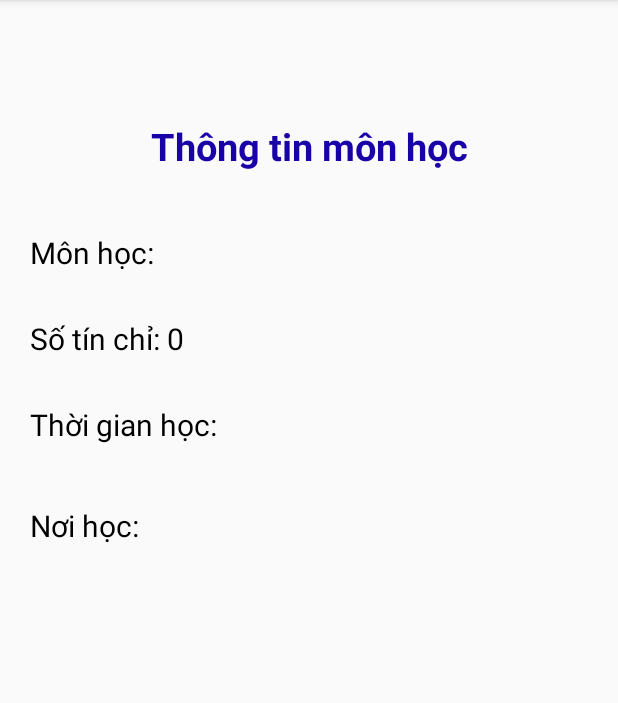
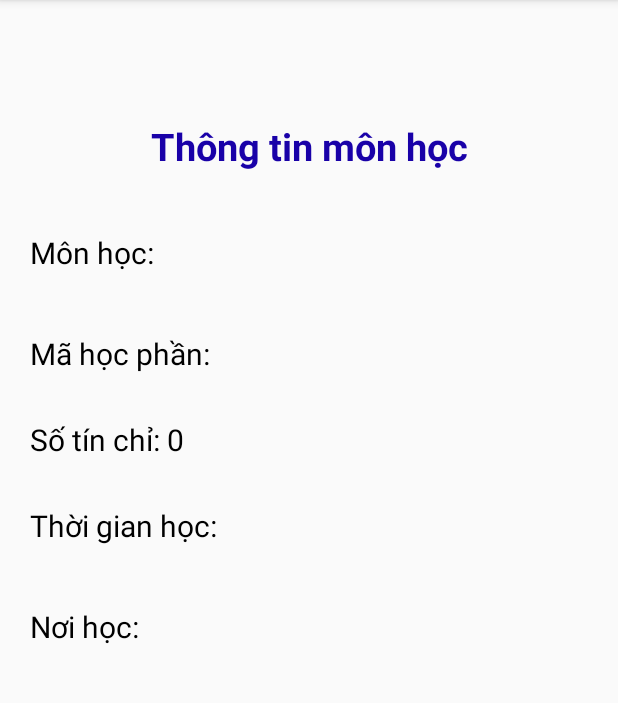
Before and after one commit to iFrancez/QUAN_LI_SINH_VIEN_MB, an Android app: the ActivitySubjectInformation screen opened directly, with no data from a screen before it, on a phone screen of 412 x 824 dp, the part 84-787 px from its top. Run offline under Robolectric (Android 15) with nearby library versions, the phone set to English and light mode, and no system bars.

Commit message:
add course code for Subject

```diff
--- a/app/src/main/java/com/example/quan_li_sinh_vien/ActivitySubjectInformation.java
+++ b/app/src/main/java/com/example/quan_li_sinh_vien/ActivitySubjectInformation.java
@@ -9,7 +9,7 @@ import android.widget.TextView;
 
 public class ActivitySubjectInformation extends AppCompatActivity {
 
-    TextView editTitle, editCredit, editTime, editPlace;
+    TextView editTitle, editCredit, editTime, editPlace,editCode;
 
     @Override
     protected void onCreate(Bundle savedInstanceState) {
@@ -20,16 +20,19 @@ public class ActivitySubjectInformation extends AppCompatActivity {
         editPlace = findViewById(R.id.txtSubjectPlace);
         editTitle = findViewById(R.id.txtSubjectTitle);
         editTime = findViewById(R.id.txtSubjectTime);
+        editCode = findViewById(R.id.txtSubjectCode);
 
         //lấy dữ liệu
         Intent intent = getIntent();
         String title = intent.getStringExtra("title");
+        String code = intent.getStringExtra("code");
         int credit = intent.getIntExtra("credit", 0);
         String time = intent.getStringExtra("time");
         String place = intent.getStringExtra("place");
 
         //Gán giá trị lên
         editTitle.setText(title);
+        editCode.setText(code);
         editTime.setText(time);
         editPlace.setText(place);
         editCredit.setText(credit + "");
--- a/app/src/main/java/com/example/quan_li_sinh_vien/DBHelper.java
+++ b/app/src/main/java/com/example/quan_li_sinh_vien/DBHelper.java
@@ -12,10 +12,10 @@ import androidx.annotation.Nullable;
 
 public class DBHelper extends SQLiteOpenHelper {
 
-    public static final String DBNAME = "Login3.db";
+    public static final String DBNAME = "Login.db";
 
     public DBHelper(Context context) {
-        super(context, "Login3.db", null, 1);
+        super(context, "Login.db", null, 1);
     }
 
 
--- a/app/src/main/java/com/example/quan_li_sinh_vien/adapter/adaptersubject.java
+++ b/app/src/main/java/com/example/quan_li_sinh_vien/adapter/adaptersubject.java
@@ -45,14 +45,14 @@ public class adaptersubject extends BaseAdapter {
         view = inflater.inflate(R.layout.listsubject, null);
 
         TextView TextViewSubjectTitle = view.findViewById(R.id.TextViewSubjectTitle);
-        TextView TextViewCredit = view.findViewById(R.id.TextViewCredit);
+        TextView TextViewSubjectCode = view.findViewById(R.id.TextViewCodeSubject);
         ImageButton imageDelete = view.findViewById(R.id.subjectdelete);
         ImageButton imageInformation = view.findViewById(R.id.subjectinformation);
         ImageButton imageUpdate = view.findViewById(R.id.subjectupdate);
 
         Subject subject = ArrayListSubject.get(i);
 
-        TextViewCredit.setText(subject.getNumber_of_credit()+"");
+        TextViewSubjectCode.setText(subject.getCourse_code());
         TextViewSubjectTitle.setText(subject.getSubject_title());
 
         int id = subject.getId();
--- a/app/src/main/res/layout/activity_home.xml
+++ b/app/src/main/res/layout/activity_home.xml
@@ -12,7 +12,7 @@
         android:layout_width="wrap_content"
         android:layout_height="wrap_content"
         android:layout_gravity="center"
-        android:layout_marginTop="100dp"
+        android:layout_marginTop="120dp"
         android:text="@string/qu_n_l_sinh_vi_n"
         android:textColor="@color/blue"
         android:textSize="30sp"
@@ -20,7 +20,7 @@
 
     <Button
         android:background="@drawable/background_button"
-        android:layout_marginTop="90dp"
+        android:layout_marginTop="60dp"
         android:id="@+id/buttonSubject"
         android:textColor="@color/white"
         android:layout_gravity="center"
--- a/app/src/main/res/layout/activity_subject.xml
+++ b/app/src/main/res/layout/activity_subject.xml
@@ -19,7 +19,7 @@
         android:id="@+id/editTextSearchSubject"
         android:layout_width="match_parent"
         android:layout_height="wrap_content"
-        android:hint="Tìm kiếm tên môn học"
+        android:hint="Tìm kiếm mã học phần"
         android:drawableEnd="@drawable/baseline_search_24"/>
 
     <LinearLayout
--- a/app/src/main/res/layout/activity_subject_information.xml
+++ b/app/src/main/res/layout/activity_subject_information.xml
@@ -35,6 +35,30 @@
             android:textColor="#000000"
             android:textSize="20dp"
             android:id="@+id/txtSubjectTitle"
+            android:text="Android"
+            android:layout_width="wrap_content"
+            android:layout_height="match_parent"></TextView>
+
+    </LinearLayout>
+
+    <LinearLayout
+        android:orientation="horizontal"
+        android:layout_marginRight="20dp"
+        android:layout_marginLeft="20dp"
+        android:layout_marginTop="40dp"
+        android:layout_width="match_parent"
+        android:layout_height="wrap_content">
+
+        <TextView
+            android:textColor="#000000"
+            android:textSize="20sp"
+            android:text="Mã học phần: "
+            android:layout_width="wrap_content"
+            android:layout_height="match_parent"></TextView>
+        <TextView
+            android:textColor="#000000"
+            android:textSize="20dp"
+            android:id="@+id/txtSubjectCode"
             android:text="Android"
             android:layout_width="wrap_content"
             android:layout_height="match_parent"></TextView>
--- a/app/src/main/res/layout/activity_update_class.xml
+++ b/app/src/main/res/layout/activity_update_class.xml
@@ -24,7 +24,7 @@
         android:layout_gravity="center"
         android:layout_marginTop="5dp"
         android:drawableEnd="@drawable/baseline_class_24"
-        android:hint="Cập nhật lớp"></EditText>
+        android:hint="Cập nhật tên lớp"></EditText>
 
     <EditText
         android:id="@+id/EditTextUpdateClassCode"
--- a/app/src/main/res/layout/dialogadd.xml
+++ b/app/src/main/res/layout/dialogadd.xml
@@ -21,7 +21,7 @@
         android:layout_height="wrap_content"
         android:textColor="@color/white"
         android:gravity="center"
-        android:text="Bạn muốn thêm môn học không ?\nKhông thể thay đổi tên môn học nếu đã thêm vào danh sách"
+        android:text="Bạn muốn thêm môn học không ?\nKhông thể thay đổi tên môn học và mã học phần nếu đã thêm vào danh sách"
         android:textSize="22sp"></TextView>
 
     <LinearLayout
```
Also changed, not shown: app/src/main/java/com/example/quan_li_sinh_vien/ActivityAddSubject.java (+9 -6 lines), app/src/main/java/com/example/quan_li_sinh_vien/ActivitySubject.java (+25 -18 lines), app/src/main/java/com/example/quan_li_sinh_vien/ActivityUpdateSubject.java (+9 -4 lines), app/src/main/java/com/example/quan_li_sinh_vien/database/database.java (+23 -20 lines), app/src/main/java/com/example/quan_li_sinh_vien/model/Subject.java (+43 -3 lines), app/src/main/res/layout/activity_add_subject.xml (+10 -1 lines), app/src/main/res/layout/activity_update_subject.xml (+13 -1 lines), app/src/main/res/layout/listsubject.xml (+4 -4 lines).
